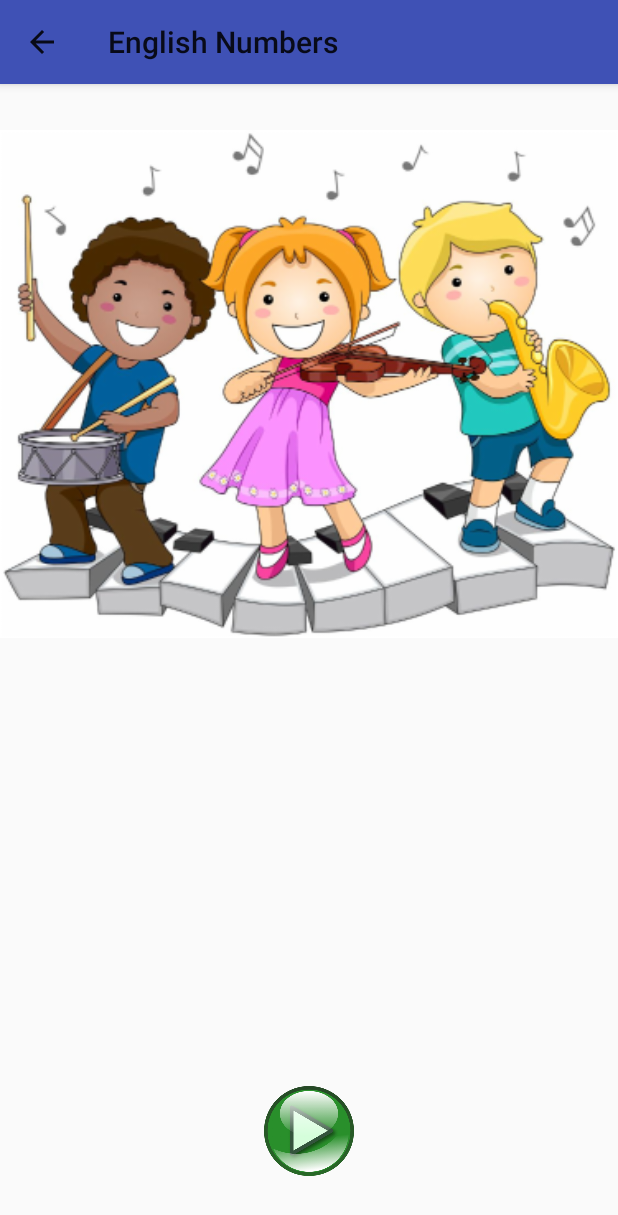
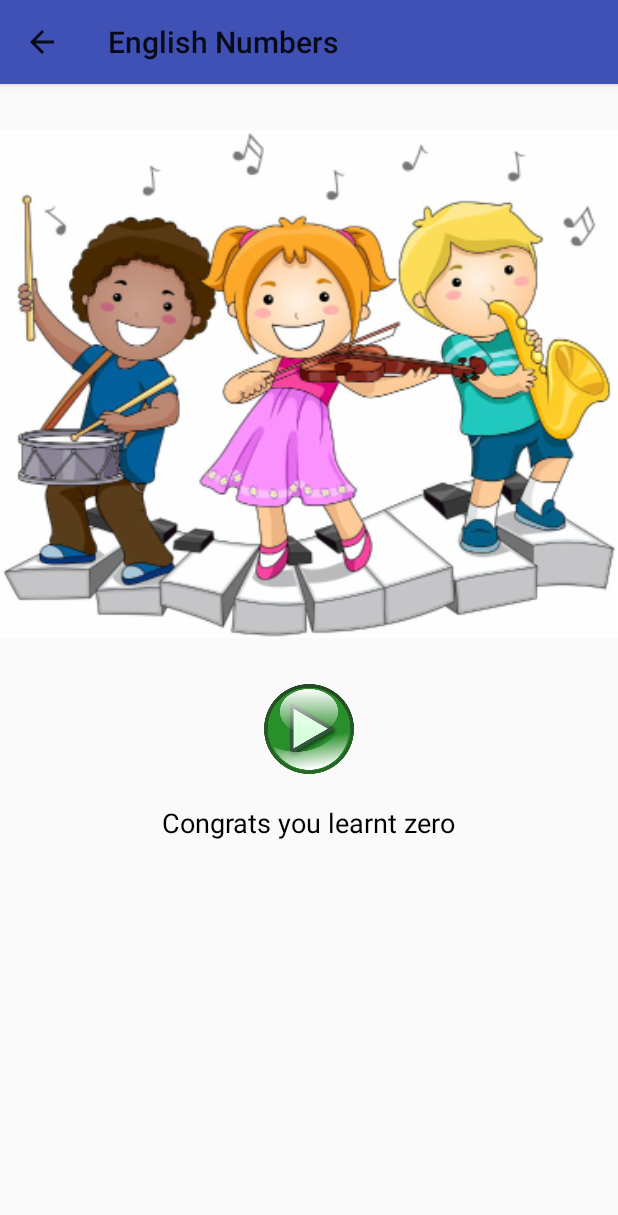
Before and after one commit to HMorganazation/englishNuimber, an Android app: the ControlerActivity screen opened directly, with no data from a screen before it, after a tap on an icon or button, on a phone screen of 412 x 824 dp. Shown: the top 1215 px of the screen. Run offline under Robolectric (Android 15) with nearby library versions, the phone set to English and light mode, and no system bars; our stand-ins replace data binding; 3 statements that could not run were skipped.

Commit message:
add displayCongrats

```diff
--- a/app/src/main/java/com/example/softheart/englishnumbers/ControlerActivity.java
+++ b/app/src/main/java/com/example/softheart/englishnumbers/ControlerActivity.java
@@ -35,10 +35,15 @@ public class ControlerActivity extends AppCompatActivity implements View.OnClick
             case R.id.play_ib:
                 MediaPlayer mediaPlayer=MediaPlayer.create(getApplicationContext(),getSong().getMusic());
                 mediaPlayer.start();
+                displayCongratsMessage();
                 break;
             case android.R.id.home:
                 finish();
                 break;
         }
     }
+    public void displayCongratsMessage(){
+        binding.congratsTv.setVisibility(View.VISIBLE);
+        binding.congratsTv.setText("Congrats you learnt "+getSong().getTitle());
+    }
 }
--- a/app/src/main/res/layout/activity_controler.xml
+++ b/app/src/main/res/layout/activity_controler.xml
@@ -12,14 +12,24 @@
         android:layout_width="match_parent"
         android:layout_height="400dp"
         android:src="@drawable/controller" />
-    <ImageButton android:id="@+id/play_ib"
+
+    <ImageButton
+        android:id="@+id/play_ib"
         android:layout_width="60dp"
         android:layout_height="60dp"
-        android:background="@drawable/play"
-        android:layout_alignParentBottom="true"
+        android:layout_below="@+id/image_controler"
         android:layout_centerHorizontal="true"
-        android:layout_marginBottom="40dp"
-        />
+        android:background="@drawable/play" />
+    <TextView android:id="@+id/congrats_tv"
+        android:layout_width="wrap_content"
+        android:layout_centerHorizontal="true"
+        android:layout_marginTop="@dimen/_20dp"
+        android:textColor="#000"
+        android:visibility="invisible"
+        android:textSize="18sp"
+        android:text="Congrats you learnt zero"
+        android:layout_below="@id/play_ib"
+        android:layout_height="wrap_content" />
 
 </RelativeLayout>
 </layout>
```
